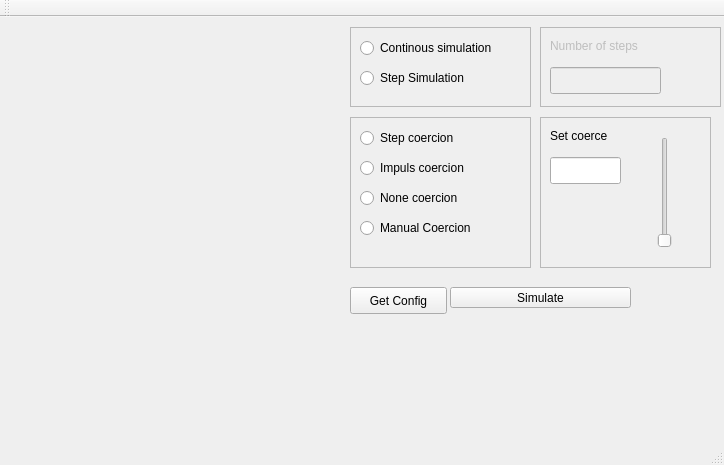
jakubbialas/PSS_lab, file mainwindow.ui: the form before one commit.
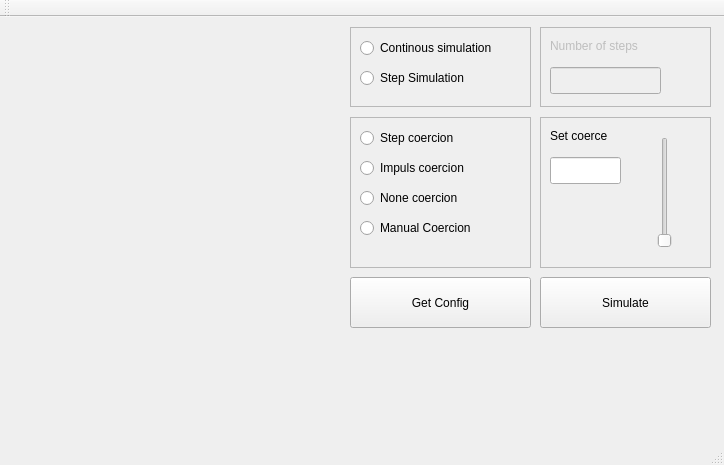
The form after the commit. Custom widgets are drawn as their Qt base class.

Patch:
```diff
--- a/mainwindow.ui
+++ b/mainwindow.ui
@@ -84,7 +84,7 @@
      <rect>
       <x>540</x>
       <y>10</y>
-      <width>181</width>
+      <width>171</width>
       <height>80</height>
      </rect>
     </property>
@@ -241,10 +241,10 @@
    <widget class="QPushButton" name="simBtn">
     <property name="geometry">
      <rect>
-      <x>450</x>
-      <y>270</y>
-      <width>181</width>
-      <height>21</height>
+      <x>540</x>
+      <y>260</y>
+      <width>171</width>
+      <height>51</height>
      </rect>
     </property>
     <property name="text">
@@ -255,9 +255,9 @@
     <property name="geometry">
      <rect>
       <x>350</x>
-      <y>270</y>
-      <width>97</width>
-      <height>27</height>
+      <y>260</y>
+      <width>181</width>
+      <height>51</height>
      </rect>
     </property>
     <property name="text">
```
